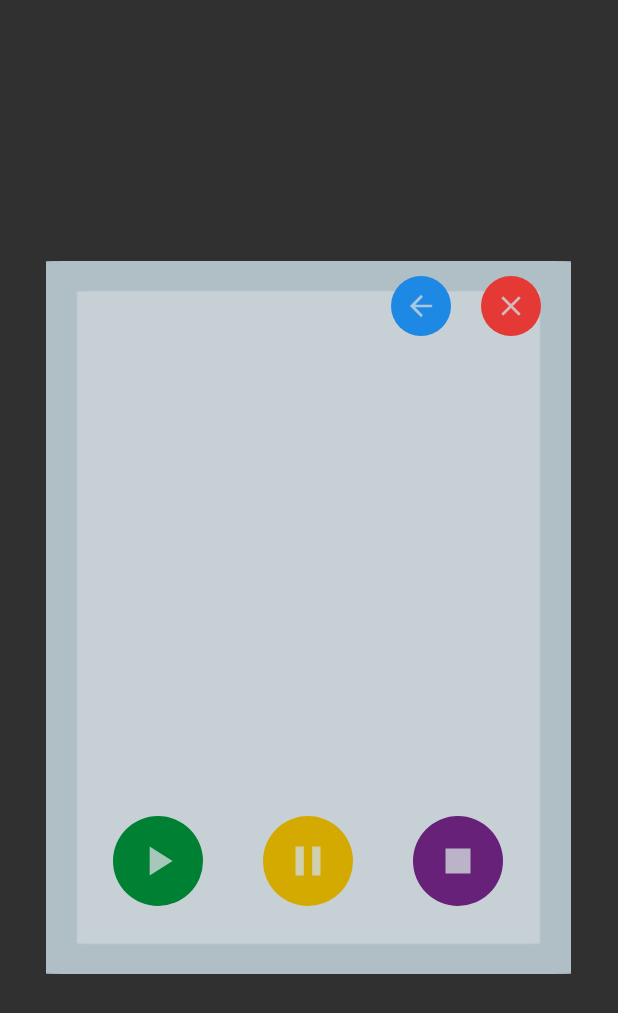
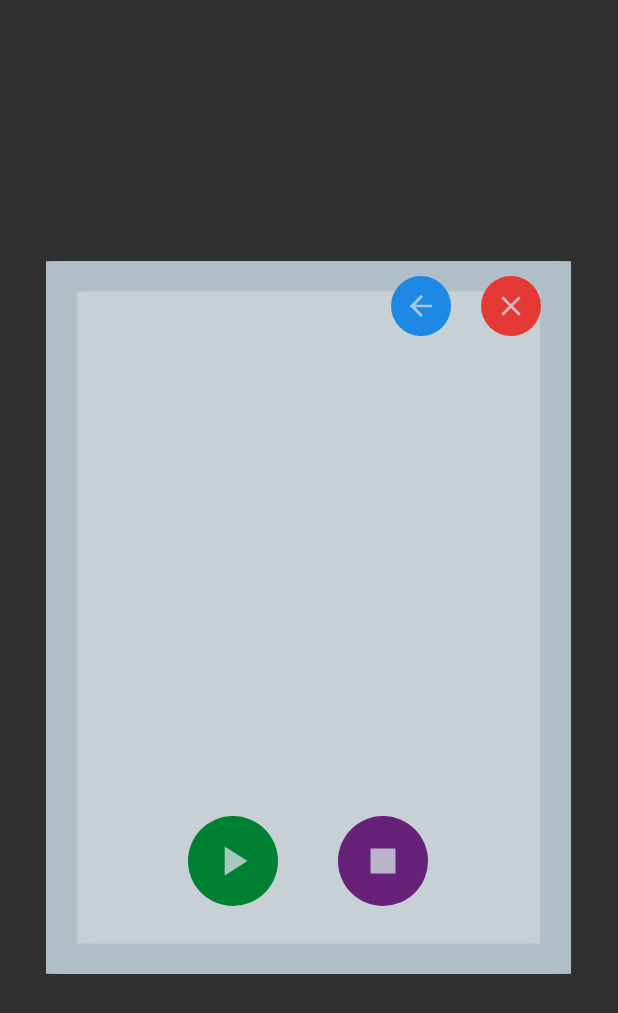
Before and after one commit to chamikaCN/LIVRA-Interactive-Book-Reader, an Android app: the layout popup_speech.xml on its own in the app's theme, with its tools: preview values and no code run, on a phone screen of 412 x 824 dp. Shown: the top 1013 px of the screen. Run offline under Robolectric (Android 15) with nearby library versions, the phone set to English and light mode, and no system bars.

Commit message:
speech pause removed

```diff
--- a/app/src/main/res/layout/popup_speech.xml
+++ b/app/src/main/res/layout/popup_speech.xml
@@ -65,15 +65,7 @@
             android:contentDescription="@string/SpeakButtonContentDescription"
             app:srcCompat="@drawable/ic_play"
             android:scaleType="fitXY"/>
-        <ImageButton
-            android:id="@+id/PauseButton"
-            android:layout_width="60dp"
-            android:layout_height="60dp"
-            android:layout_margin="20dp"
-            android:background="@drawable/rounded_button_two"
-            android:contentDescription="@string/PauseButtonContentDescription"
-            app:srcCompat="@drawable/ic_pause"
-            android:scaleType="fitXY"/>
+
 
         <ImageButton
             android:id="@+id/StopButton"
```
Also changed, not shown: app/src/main/java/com/example/chamikanandasiri/interactivebookreader/TextDetectionActivity.java (+7 -67 lines).
